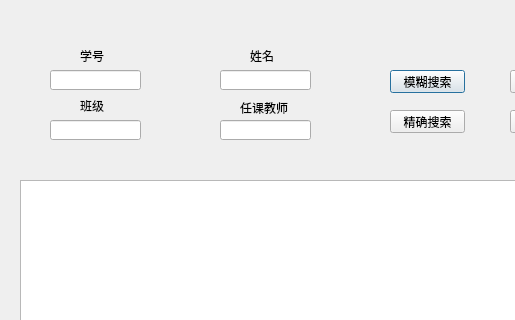
Qt form StuMgr/StuMgr/dbmaneger.ui (qpy1994/puyun) before a commit; both pictures show x 0 to 515 and y 0 to 320 of the 627 by 490 pixel window.
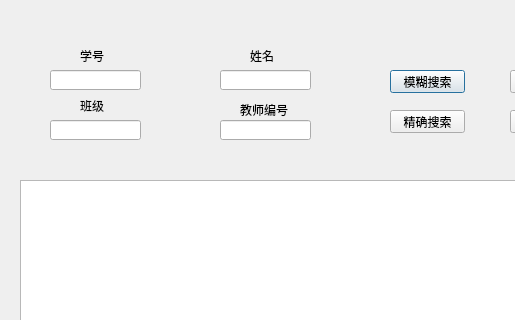
The same form after that commit. Custom widgets are drawn as their Qt base class.

What changed in the file:
```diff
--- a/StuMgr/StuMgr/dbmaneger.ui
+++ b/StuMgr/StuMgr/dbmaneger.ui
@@ -114,11 +114,11 @@
      <x>240</x>
      <y>100</y>
      <width>71</width>
-     <height>16</height>
+     <height>20</height>
     </rect>
    </property>
    <property name="text">
-    <string>任课教师</string>
+    <string>教师编号</string>
    </property>
   </widget>
   <widget class="myLineEdit" name="teacheredit">
```
